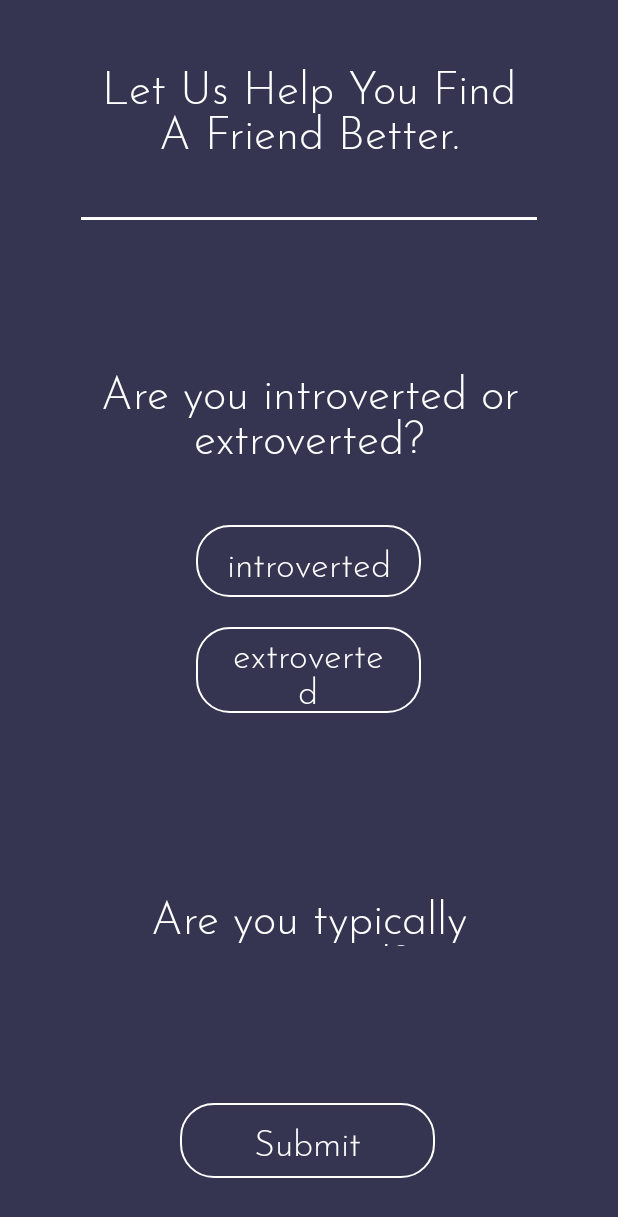
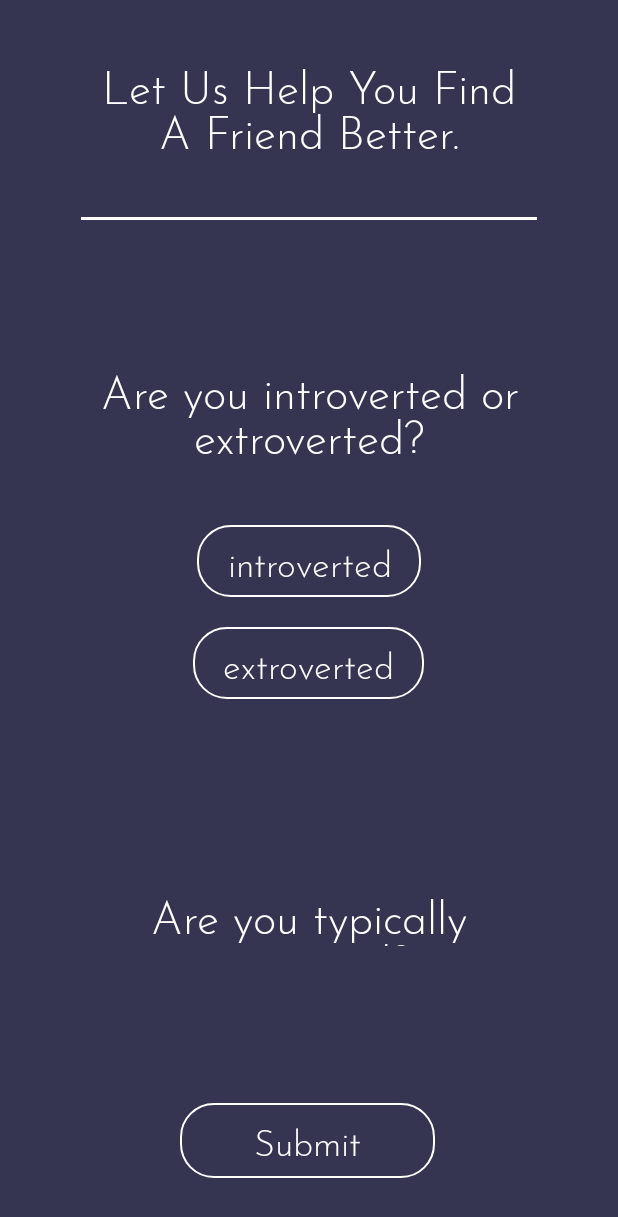
Before and after one commit to gtrixic/lets-meat-up, an Android app: the PersonalityQuestionsActivity screen opened directly, with no data from a screen before it, on a phone screen of 412 x 824 dp. Shown: the top 1217 px of the screen. Run offline under Robolectric (Android 15) with nearby library versions, the phone set to English and light mode, and no system bars; our stand-ins replace Firebase (no records; nobody signed in at launch, a user with empty details on screens opened directly).

Commit message:
edited recyclerview for personality questions.

```diff
--- a/app/src/main/res/layout/recycler_view_item.xml
+++ b/app/src/main/res/layout/recycler_view_item.xml
@@ -22,7 +22,7 @@
 
   <Button
       android:id="@+id/button1"
-      android:layout_width="150dp"
+      android:layout_width="wrap_content"
       android:layout_height="wrap_content"
       android:layout_gravity="center"
       android:layout_margin="20dp"
@@ -37,7 +37,7 @@
 
   <Button
       android:id="@+id/button2"
-      android:layout_width="150dp"
+      android:layout_width="wrap_content"
       android:layout_height="wrap_content"
       android:layout_gravity="center"
       android:background="@drawable/button_custom"
```
